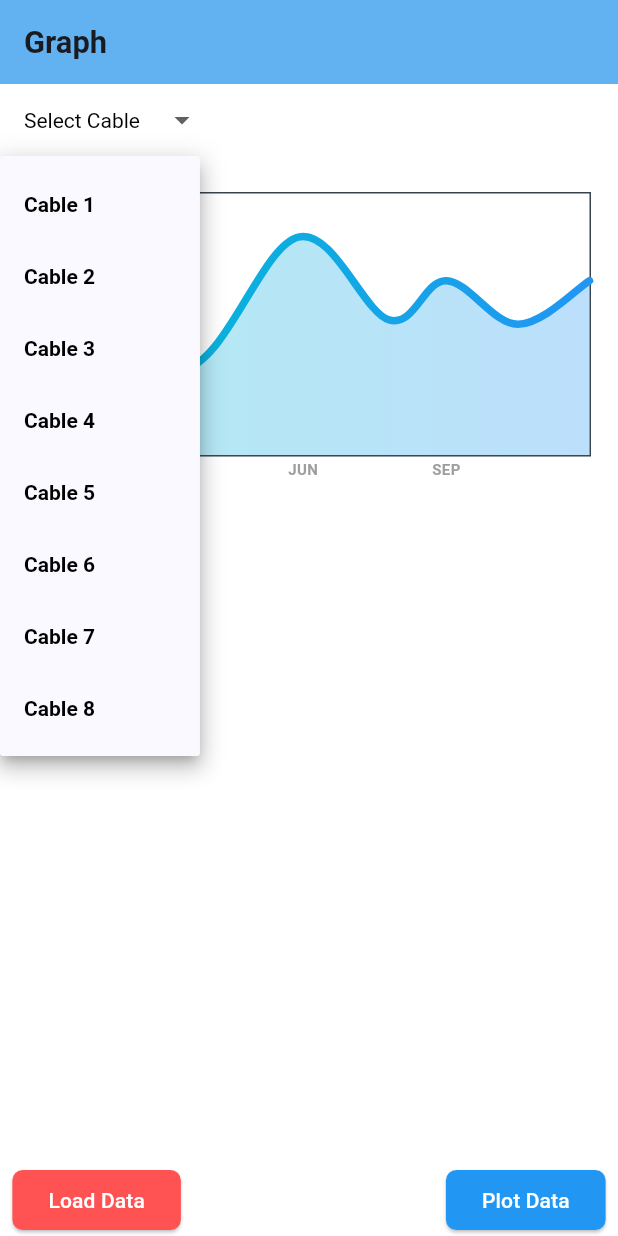
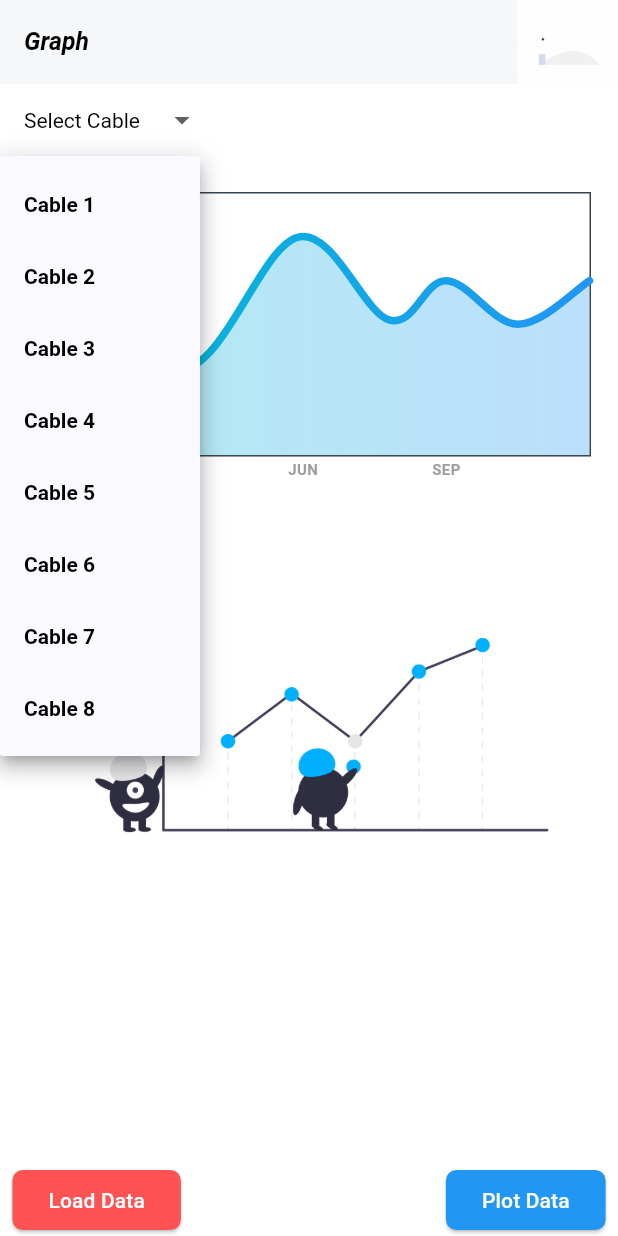
Before and after one commit to Githubsaveme/profile_app, a Flutter app: the screen it shows after launch, after a tap on "Select Cable", on a phone screen of 412 x 824 dp. Run offline on Flutter 3.47's test engine with Material 2 defaults, Android fonts, the phone set to English and light mode, and no system bars; drawn by our look-alikes of dropdown_button2, fl_chart; our stand-ins replace flutter_animate, syncfusion_flutter_charts.

Commit message:
new Added

```diff
--- a/lib/ui/flChartGraph.dart
+++ b/lib/ui/flChartGraph.dart
@@ -48,14 +48,18 @@ class _LineChartSample2State extends State<LineChartSample2> {
     var size = MediaQuery.sizeOf(context);
     return Scaffold(
       appBar: AppBar(
-        backgroundColor: Colors.blue.shade300,
+        backgroundColor: Colors.white,
         elevation: 1,
         automaticallyImplyLeading: false,
         title: Text(
           "Graph",
           style: TextStyle(
-              fontWeight: FontWeight.w700, fontSize: size.width * 0.05),
+              fontStyle: FontStyle.italic,
+              fontWeight: FontWeight.bold,
+              fontSize: size.width * 0.04,
+              color: Colors.black),
         ),
+        actions: [Image.asset('asset/image/splash.gif')],
       ),
       bottomNavigationBar: Container(
         padding: EdgeInsets.symmetric(horizontal: size.width * 0.02),
@@ -190,7 +194,7 @@ class _LineChartSample2State extends State<LineChartSample2> {
                             yValueMapper: (ChartSampleData sales, _) =>
                                 sales.yValue)
                       ])
-                : Container()
+                : Image.asset('asset/image/graph.png')
           ],
         ),
       ),
--- a/lib/ui/splashScreen.dart
+++ b/lib/ui/splashScreen.dart
@@ -23,9 +23,9 @@ class _HomeScreenState extends State<HomeScreen> {
     return Container(
       decoration: const BoxDecoration(
         gradient: LinearGradient(
-          tileMode: TileMode.clamp,
+          tileMode: TileMode.repeated,
           begin: Alignment.topCenter,
-          colors: [Colors.white, Colors.white],
+          colors: [Colors.lightBlue, Colors.white],
         ),
       ),
       child: Scaffold(
@@ -37,11 +37,16 @@ class _HomeScreenState extends State<HomeScreen> {
               SizedBox(
                 height: size.width * 0.1,
               ),
-              Center(
-                  child: Image.asset(
-                'asset/image/splash.gif',
-                height: 200,
-              )),
+              Card(
+                borderOnForeground: true,
+                shadowColor: Colors.blueGrey,
+                shape: RoundedRectangleBorder(
+                  borderRadius: BorderRadius.circular(100),
+                ),
+                elevation: 10,
+                color: Colors.blue,
+                child: Center(child: Image.asset('asset/image/graph.png')),
+              ),
               Align(
                 alignment: Alignment.center,
                 child: Text(
@@ -55,14 +60,15 @@ class _HomeScreenState extends State<HomeScreen> {
                     )
                     .shimmer(delay: 500.ms),
               ),
-              const Spacer(),
+              /*  const Spacer(),
               Container(
                 padding: const EdgeInsets.all(10),
                 decoration: BoxDecoration(
                     color: Colors.grey,
                     border: Border.all(color: Colors.blueGrey)),
-                child: Row(
-                  mainAxisAlignment: MainAxisAlignment.spaceAround,
+                child: Column(
+                  mainAxisAlignment: MainAxisAlignment.start,
+                  crossAxisAlignment: CrossAxisAlignment.start,
                   children: [
                     Container(
                       width: 150,
@@ -75,7 +81,7 @@ class _HomeScreenState extends State<HomeScreen> {
                             fontSize: 20,
                             fontStyle: FontStyle.italic),
                       ),
-                    )..animate().slide().scale(),
+                    ),
                     Container(
                       width: 150,
                       padding: EdgeInsets.all(size.width * 0.05),
@@ -90,17 +96,17 @@ class _HomeScreenState extends State<HomeScreen> {
                     ).animate().slide().scale()
                   ],
                 ),
-              ),
+              ),*/
               const Spacer(),
               Column(
-                crossAxisAlignment: CrossAxisAlignment.start,
-                mainAxisAlignment: MainAxisAlignment.spaceBetween,
+                crossAxisAlignment: CrossAxisAlignment.end,
+                mainAxisAlignment: MainAxisAlignment.end,
                 children: [
                   Container(
                       padding: EdgeInsets.all(size.width * 0.03),
-                      decoration: BoxDecoration(
-                          color: Colors.grey.shade300,
-                          border: Border.all(color: Colors.blueGrey)),
+                      decoration: const BoxDecoration(
+                        color: Colors.white,
+                      ),
                       child: const Text('Project PI :- Prof. S.K Sharma',
                           style: TextStyle(
                               fontWeight: FontWeight.w700,
@@ -111,9 +117,7 @@ class _HomeScreenState extends State<HomeScreen> {
                     children: [
                       Container(
                           padding: EdgeInsets.all(size.width * 0.03),
-                          decoration: BoxDecoration(
-                              color: Colors.grey.shade300,
-                              border: Border.all(color: Colors.blueGrey)),
+                          decoration: const BoxDecoration(color: Colors.white),
                           child: const Text('Research fellow :- Kadam Mishra',
                               style: TextStyle(
                                   fontWeight: FontWeight.w700,
```
Also changed, not shown: asset/image/graph.png (added), 1 other file.
